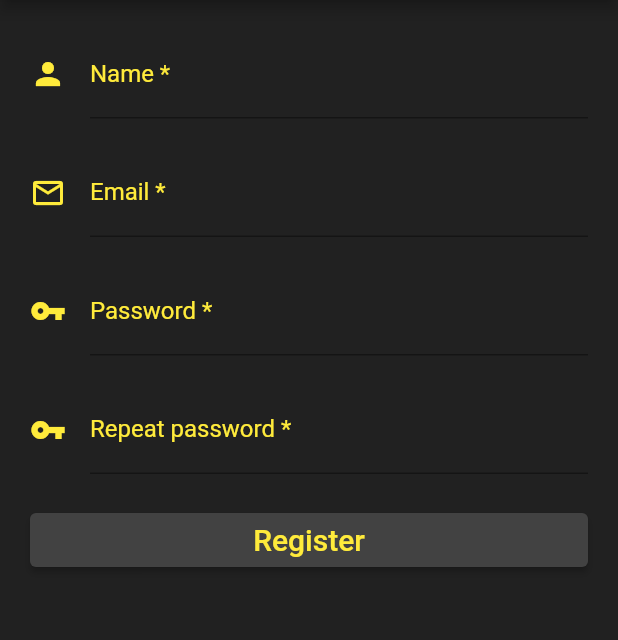
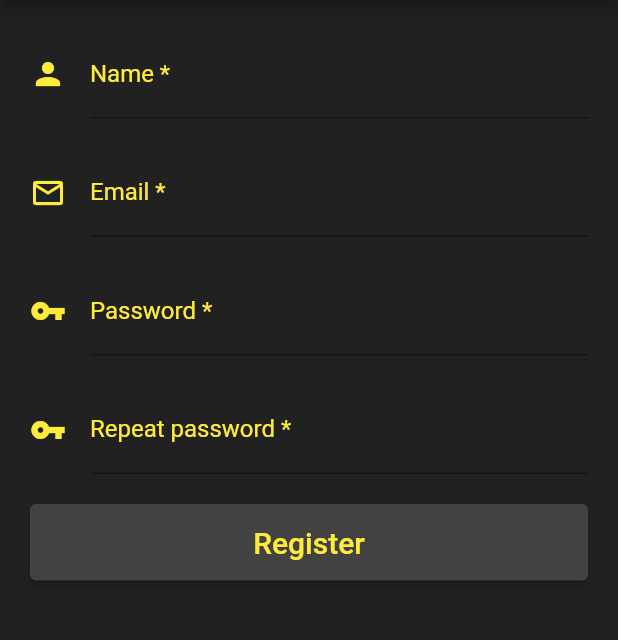
Before and after one commit to enlisek/star_wars_in_flutter, a Flutter app: the screen it shows after launch, after a tap on "Log in", after a tap on "Register", on a phone screen of 412 x 824 dp, the part 84-724 px from its top. Run offline on Flutter 3.47's test engine with Material 2 defaults, Android fonts, the phone set to English and light mode, and no system bars; our stand-ins replace firebase_auth, firebase_core, firebase_database, toast; missing offline and left inert: flappy_search_bar; accounts and stored records are empty.

Commit message:
Padding change for LoginButton, RegisterButton and TryItWithoutAccount

```diff
--- a/lib/views/authentication/login.dart
+++ b/lib/views/authentication/login.dart
@@ -100,8 +100,9 @@ class _SignInState extends State<SignIn> {
                       child: ElevatedButton(
                         style: ButtonStyle(backgroundColor: MaterialStateProperty.all(Colors.grey[800]),
                             shape:MaterialStateProperty.all<RoundedRectangleBorder>(RoundedRectangleBorder(borderRadius: BorderRadius.circular(4)))),
-                        child: Text('Log in', style: TextStyle(color: Colors.yellow, fontSize: 20)),
-
+                        child: Padding(
+                            padding: const EdgeInsets.all(14.0),
+                            child:Text('Log in', style: TextStyle(color: Colors.yellow, fontSize: 20))),
                         onPressed: ()async{
                           if(_formKey.currentState.validate()){
                             dynamic res =await _authService.login( mail, password);
@@ -131,7 +132,11 @@ class _SignInState extends State<SignIn> {
                   },
                   style: ButtonStyle(backgroundColor: MaterialStateProperty.all(Colors.grey[800]),
                       shape: MaterialStateProperty.all<RoundedRectangleBorder>(RoundedRectangleBorder(borderRadius: BorderRadius.circular(4)))),
-                  child: Text('Try it now without account', style: TextStyle(color: Colors.yellow, fontSize: 20)),))
+                  child: Padding(
+                    padding: const EdgeInsets.all(14.0),
+                    child:Text('Try it now without account', style: TextStyle(color: Colors.yellow, fontSize: 20)
+                  )
+                  ),))
 
               ],
             ),
--- a/lib/views/authentication/register.dart
+++ b/lib/views/authentication/register.dart
@@ -140,7 +140,11 @@ class _RegisterState extends State<Register> {
                       width: double.infinity,
                         child: ElevatedButton(
                       style: ButtonStyle(backgroundColor: MaterialStateProperty.all(Colors.grey[800])),
-                      child: Text('Register', style: TextStyle(color: Colors.yellow, fontSize: 20),),
+                      child: Padding(
+                        padding: const EdgeInsets.all(14.0),
+                        child: Text('Register', style: TextStyle(color: Colors.yellow, fontSize: 20),),
+                      )
+                      ,
                       onPressed: () async {
                         if(_formKey.currentState.validate()){
                           dynamic res =await _authService.register( mail, password,name);
--- a/pubspec.yaml
+++ b/pubspec.yaml
@@ -75,6 +75,7 @@ flutter:
     - family: StarWars
       fonts:
         - asset: fonts/Starjedi.ttf
+
   #         style: italic
   #   - family: Trajan Pro
   #     fonts:
```
